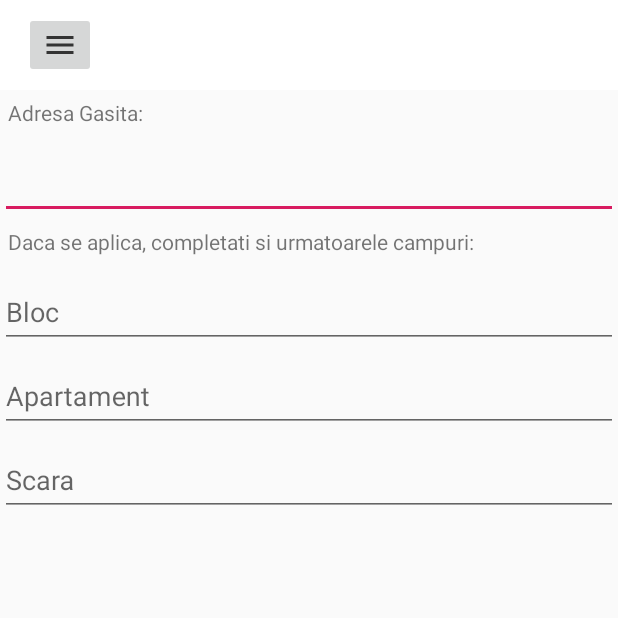
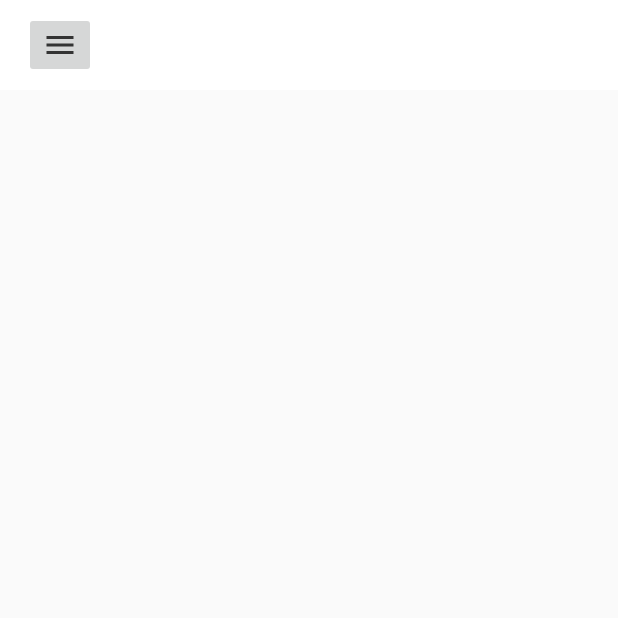
Before and after one commit to ValentinCerneanu/Piazza, an Android app: the screen it shows after launch once a user with an empty profile is signed in (MainActivity), on a phone screen of 412 x 824 dp, the top half of it. Run offline under Robolectric (Android 15) with nearby library versions, the phone set to English and light mode, and no system bars; our stand-ins replace Firebase (no records; nobody signed in at launch, a user with empty details on screens opened directly).

Commit message:
Revert "Main cu afisat de adresa"
This reverts commit dead99afb57f2134622aafc1012d8a992860ee88.

```diff
--- a/app/src/main/java/com/innovation/piazza/Activities/MainActivity.java
+++ b/app/src/main/java/com/innovation/piazza/Activities/MainActivity.java
@@ -6,7 +6,6 @@ import android.os.Bundle;
 import android.view.Gravity;
 import android.view.MenuItem;
 import android.view.View;
-import android.widget.EditText;
 import android.widget.ImageButton;
 import android.widget.TextView;
 
@@ -29,7 +28,6 @@ public class MainActivity extends AppCompatActivity {
         super.onCreate(savedInstanceState);
         setContentView(R.layout.activity_main);
 
-
         saveLocalData();
         setupToolbarAndDrawer();
 
@@ -39,9 +37,6 @@ public class MainActivity extends AppCompatActivity {
     private void getAddress(){
         LocationService locationService = new LocationService(getApplicationContext());
         locationService.getAddressByLocation();
-        EditText editText = (EditText)findViewById(R.id.calculatedLocation);
-        editText.setText( locationService.getAddressLine() , TextView.BufferType.EDITABLE);
-
     }
 
     private void saveLocalData() {
--- a/app/src/main/java/com/innovation/piazza/Services/LocationService.java
+++ b/app/src/main/java/com/innovation/piazza/Services/LocationService.java
@@ -38,7 +38,4 @@ public class LocationService {
         }
 
     }
-    public String getAddressLine(){
-        return addresses.get(0).getAddressLine(0);
-    }
 }
--- a/app/src/main/res/layout/activity_main.xml
+++ b/app/src/main/res/layout/activity_main.xml
@@ -34,87 +34,6 @@
 
         </androidx.appcompat.widget.Toolbar>
 
-        <TextView
-            android:id="@+id/textView"
-            android:layout_width="match_parent"
-            android:layout_height="wrap_content"
-            android:layout_margin="5dp"
-            android:text="Adresa Gasita:" />
-
-        <com.google.android.material.textfield.TextInputLayout
-            android:layout_width="match_parent"
-            android:layout_height="wrap_content">
-
-            <EditText
-                android:id="@+id/calculatedLocation"
-                android:layout_width="match_parent"
-                android:layout_height="wrap_content"
-                android:imeActionId="6"
-                android:imeActionLabel="@string/action_sign_in_short"
-                android:imeOptions="actionUnspecified"
-                android:inputType="text"
-                android:singleLine="true" />
-
-        </com.google.android.material.textfield.TextInputLayout>
-
-        <TextView
-            android:id="@+id/textView2"
-            android:layout_width="match_parent"
-            android:layout_height="wrap_content"
-            android:layout_margin="5dp"
-            android:text="@string/daca_se_aplica_completati_si_urmatoarele_campuri" />
-
-        <com.google.android.material.textfield.TextInputLayout
-            android:layout_width="match_parent"
-            android:layout_height="wrap_content">
-
-            <EditText
-                android:id="@+id/detailedLocation_bloc"
-                android:layout_width="match_parent"
-                android:layout_height="wrap_content"
-                android:imeActionId="6"
-                android:imeActionLabel="@string/action_sign_in_short"
-                android:imeOptions="actionUnspecified"
-                android:inputType="text"
-                android:hint="@string/bloc"
-                android:singleLine="true" />
-
-        </com.google.android.material.textfield.TextInputLayout>
-
-        <com.google.android.material.textfield.TextInputLayout
-            android:layout_width="match_parent"
-            android:layout_height="wrap_content">
-
-            <EditText
-                android:id="@+id/detailedLocation_apartament"
-                android:layout_width="match_parent"
-                android:layout_height="wrap_content"
-                android:imeActionId="6"
-                android:imeActionLabel="@string/action_sign_in_short"
-                android:imeOptions="actionUnspecified"
-                android:inputType="text"
-                android:hint="@string/apartament"
-                android:singleLine="true" />
-
-        </com.google.android.material.textfield.TextInputLayout>
-
-        <com.google.android.material.textfield.TextInputLayout
-            android:layout_width="match_parent"
-            android:layout_height="wrap_content">
-
-            <EditText
-                android:id="@+id/detailedLocation_scara"
-                android:layout_width="match_parent"
-                android:layout_height="wrap_content"
-                android:imeActionId="6"
-                android:imeActionLabel="@string/action_sign_in_short"
-                android:imeOptions="actionUnspecified"
-                android:inputType="text"
-                android:hint="@string/scara"
-                android:singleLine="true" />
-
-        </com.google.android.material.textfield.TextInputLayout>
-
     </LinearLayout>
 
     <com.google.android.material.navigation.NavigationView
--- a/app/src/main/res/values/strings.xml
+++ b/app/src/main/res/values/strings.xml
@@ -17,8 +17,4 @@
     <string name="welcomeString">Welcome</string>
     <string name="logoString">SafeChat</string>
     <string name="appLoadingString">App loading...</string>
-    <string name="daca_se_aplica_completati_si_urmatoarele_campuri">Daca se aplica, completati si urmatoarele campuri:</string>
-    <string name="bloc">Bloc</string>
-    <string name="apartament">Apartament</string>
-    <string name="scara">Scara</string>
 </resources>
--- a/build.gradle
+++ b/build.gradle
@@ -7,7 +7,7 @@ buildscript {
 
     }
     dependencies {
-        classpath 'com.android.tools.build:gradle:3.5.3'
+        classpath 'com.android.tools.build:gradle:3.4.2'
         classpath 'com.google.gms:google-services:4.3.3'
         // NOTE: Do not place your application dependencies here; they belong
         // in the individual module build.gradle files
--- a/gradle.properties
+++ b/gradle.properties
@@ -7,8 +7,6 @@
 # Specifies the JVM arguments used for the daemon process.
 # The setting is particularly useful for tweaking memory settings.
 org.gradle.jvmargs=-Xmx1536m
-android.enableJetifier=true
-android.useAndroidX=true
 # When configured, Gradle will run in incubating parallel mode.
 # This option should only be used with decoupled projects. More details, visit
 # http://www.gradle.org/docs/current/userguide/multi_project_builds.html#sec:decoupled_projects
```
Also changed, not shown: gradle/wrapper/gradle-wrapper.properties, 1 other file.
